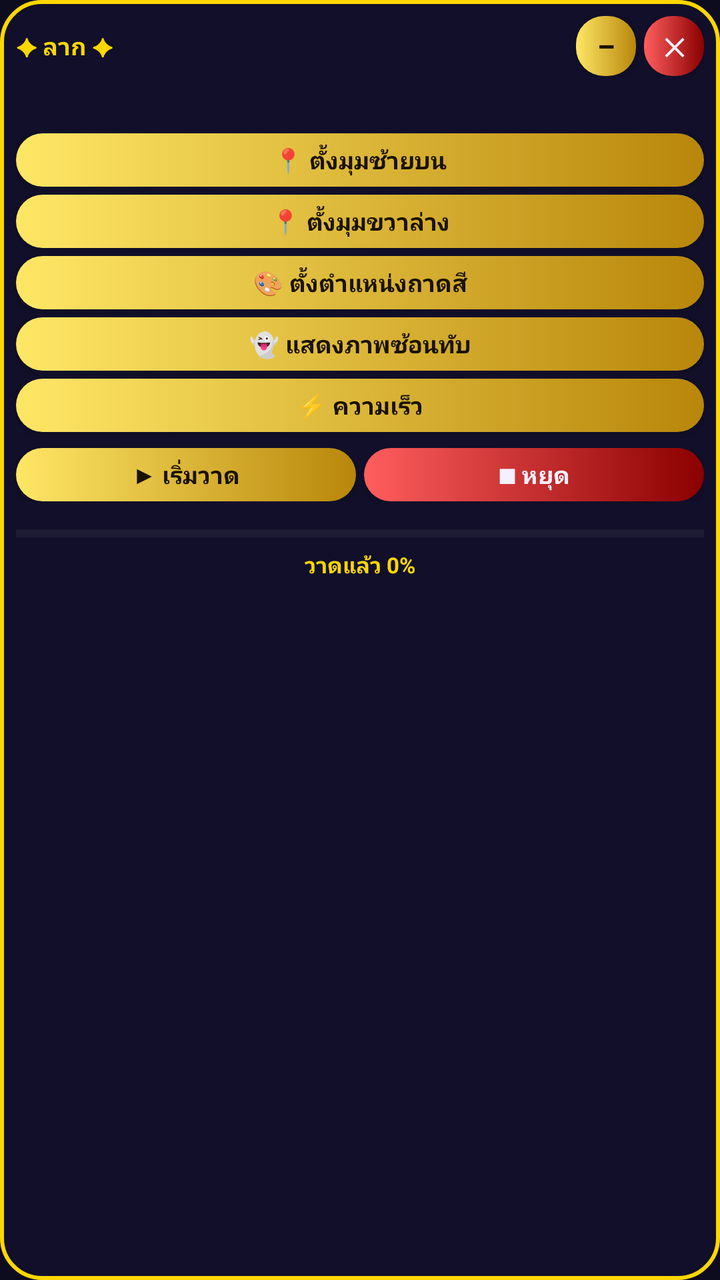
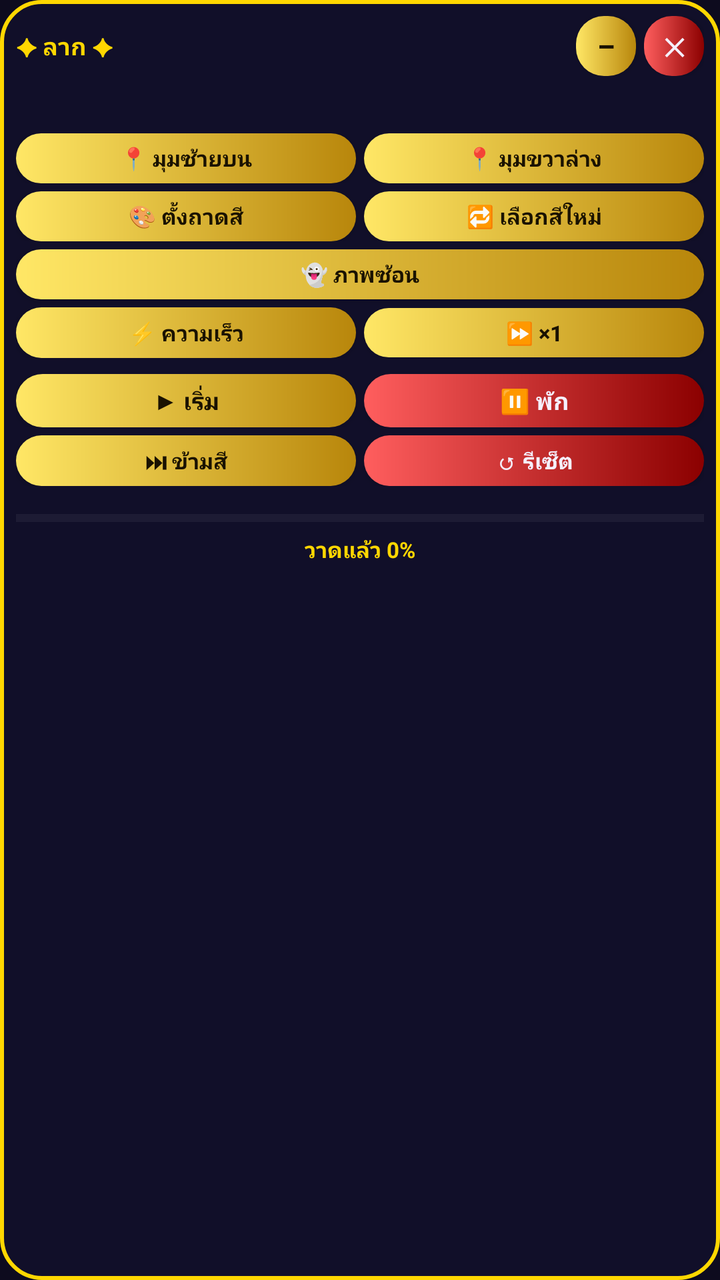

Two renders of the same Android screen: before a commit and after it. Below are the layout's source before the change and the commit's diff.
<!-- AndroidManifest.xml: application theme Theme.PixelAutoDrawer -->
<!-- res/layout/overlay_panel.xml -->
<?xml version="1.0" encoding="utf-8"?>
<LinearLayout xmlns:android="http://schemas.android.com/apk/res/android"
    android:layout_width="wrap_content"
    android:layout_height="wrap_content"
    android:background="@drawable/bg_panel"
    android:orientation="vertical"
    android:padding="8dp">

    <LinearLayout
        android:id="@+id/dragHandle"
        android:layout_width="match_parent"
        android:layout_height="wrap_content"
        android:gravity="center_vertical"
        android:orientation="horizontal"
        android:paddingBottom="6dp">

        <TextView
            android:layout_width="0dp"
            android:layout_height="wrap_content"
            android:layout_weight="1"
            android:text="✦ ลาก ✦"
            android:textColor="@color/gold"
            android:textSize="12sp"
            android:textStyle="bold" />

        <Button
            android:id="@+id/btnMin"
            style="@style/GoldButton"
            android:layout_width="30dp"
            android:layout_height="30dp"
            android:minHeight="0dp"
            android:padding="0dp"
            android:text="–"
            android:textSize="14sp" />

        <Button
            android:id="@+id/btnClose"
            style="@style/RedButton"
            android:layout_width="30dp"
            android:layout_height="30dp"
            android:layout_marginStart="4dp"
            android:minHeight="0dp"
            android:padding="0dp"
            android:text="✕"
            android:textSize="12sp" />
    </LinearLayout>

    <TextView
        android:id="@+id/tvStatus"
        android:layout_width="match_parent"
        android:layout_height="wrap_content"
        android:layout_marginBottom="4dp"
        android:textColor="@color/light"
        android:textSize="11sp" />

    <Button
        android:id="@+id/btnSetTopLeft"
        style="@style/GoldButton"
        android:layout_width="match_parent"
        android:layout_height="wrap_content"
        android:layout_marginTop="4dp"
        android:minHeight="0dp"
        android:paddingTop="5dp"
        android:paddingBottom="5dp"
        android:text="📍 ตั้งมุมซ้ายบน"
        android:textSize="12sp" />

    <Button
        android:id="@+id/btnSetBottomRight"
        style="@style/GoldButton"
        android:layout_width="match_parent"
        android:layout_height="wrap_content"
        android:layout_marginTop="4dp"
        android:minHeight="0dp"
        android:paddingTop="5dp"
        android:paddingBottom="5dp"
        android:text="📍 ตั้งมุมขวาล่าง"
        android:textSize="12sp" />

    <Button
        android:id="@+id/btnSetPalette"
        style="@style/GoldButton"
        android:layout_width="match_parent"
        android:layout_height="wrap_content"
        android:layout_marginTop="4dp"
        android:minHeight="0dp"
        android:paddingTop="5dp"
        android:paddingBottom="5dp"
        android:text="🎨 ตั้งตำแหน่งถาดสี"
        android:textSize="12sp" />

    <Button
        android:id="@+id/btnGhost"
        style="@style/GoldButton"
        android:layout_width="match_parent"
        android:layout_height="wrap_content"
        android:layout_marginTop="4dp"
        android:minHeight="0dp"
        android:paddingTop="5dp"
        android:paddingBottom="5dp"
        android:text="👻 แสดงภาพซ้อนทับ"
        android:textSize="12sp" />

    <Button
        android:id="@+id/btnSpeed"
        style="@style/GoldButton"
        android:layout_width="match_parent"
        android:layout_height="wrap_content"
        android:layout_marginTop="4dp"
        android:minHeight="0dp"
        android:paddingTop="5dp"
        android:paddingBottom="5dp"
        android:text="⚡ ความเร็ว"
        android:textSize="12sp" />

    <LinearLayout
        android:layout_width="match_parent"
        android:layout_height="wrap_content"
        android:layout_marginTop="8dp"
        android:orientation="horizontal">

        <Button
            android:id="@+id/btnStart"
            style="@style/GoldButton"
            android:layout_width="0dp"
            android:layout_height="wrap_content"
            android:layout_weight="1"
            android:minHeight="0dp"
            android:paddingTop="5dp"
            android:paddingBottom="5dp"
            android:text="▶ เริ่มวาด"
            android:textSize="12sp" />

        <Button
            android:id="@+id/btnStop"
            style="@style/RedButton"
            android:layout_width="0dp"
            android:layout_height="wrap_content"
            android:layout_marginStart="4dp"
            android:layout_weight="1"
            android:minHeight="0dp"
            android:paddingTop="5dp"
            android:paddingBottom="5dp"
            android:text="■ หยุด"
            android:textSize="12sp" />
    </LinearLayout>

    <ProgressBar
        android:id="@+id/progressBar"
        style="?android:attr/progressBarStyleHorizontal"
        android:layout_width="match_parent"
        android:layout_height="wrap_content"
        android:layout_marginTop="8dp"
        android:max="100"
        android:progress="0"
        android:progressBackgroundTint="#33FFFFFF"
        android:progressTint="@color/gold" />

    <TextView
        android:id="@+id/tvProgress"
        android:layout_width="match_parent"
        android:layout_height="wrap_content"
        android:gravity="center"
        android:text="วาดแล้ว 0%"
        android:textColor="@color/gold"
        android:textSize="11sp"
        android:textStyle="bold" />
</LinearLayout>
<!-- resources referenced by this layout -->
<resources>
  <color name="gold">#FFD700</color>
  <color name="light">#F5F0FF</color>
  <!-- drawable bg_panel (drawable) -->
  <?xml version="1.0" encoding="utf-8"?>
  <shape xmlns:android="http://schemas.android.com/apk/res/android"
      android:shape="rectangle">
      <solid android:color="#EE120F2A" />
      <stroke android:width="2dp" android:color="@color/gold" />
      <corners android:radius="20dp" />
  </shape>
  <style name="GoldButton">
          <item name="android:background">@drawable/btn_gold</item>
          <item name="android:textColor">@color/ink</item>
          <item name="android:textStyle">bold</item>
          <item name="android:textAllCaps">false</item>
          <item name="android:minHeight">48dp</item>
      </style>
  <style name="RedButton" parent="GoldButton">
          <item name="android:background">@drawable/btn_red</item>
          <item name="android:textColor">@color/light</item>
      </style>
  <style name="Theme.PixelAutoDrawer" parent="Theme.AppCompat.DayNight.NoActionBar">
          <item name="colorPrimary">@color/gold_dark</item>
          <item name="colorAccent">@color/gold</item>
          <item name="android:statusBarColor">#0D0B1E</item>
          <item name="android:windowBackground">#0D0B1E</item>
      </style>
  <!-- drawable btn_gold (drawable) -->
  <?xml version="1.0" encoding="utf-8"?>
  <ripple xmlns:android="http://schemas.android.com/apk/res/android"
      android:color="#FFF8DC">
      <item>
          <shape android:shape="rectangle">
              <gradient
                  android:angle="0"
                  android:startColor="#FFE766"
                  android:endColor="#B8860B" />
              <corners android:radius="14dp" />
          </shape>
      </item>
  </ripple>
  <color name="ink">#1A1200</color>
  <!-- drawable btn_red (drawable) -->
  <?xml version="1.0" encoding="utf-8"?>
  <ripple xmlns:android="http://schemas.android.com/apk/res/android"
      android:color="#FFCCCC">
      <item>
          <shape android:shape="rectangle">
              <gradient
                  android:angle="0"
                  android:startColor="@color/danger"
                  android:endColor="@color/danger_dark" />
              <corners android:radius="14dp" />
          </shape>
      </item>
  </ripple>
  <color name="gold_dark">#B8860B</color>
  <color name="danger">#FF5E5E</color>
  <color name="danger_dark">#8B0000</color>
</resources>

<!-- the commit's change to res/layout/overlay_panel.xml (unified diff, before → after) -->
@@ -53,8 +53,72 @@
         android:textColor="@color/light"
         android:textSize="11sp" />
 
+    <LinearLayout
+        android:layout_width="match_parent"
+        android:layout_height="wrap_content"
+        android:layout_marginTop="4dp"
+        android:orientation="horizontal">
+
+        <Button
+            android:id="@+id/btnSetTopLeft"
+            style="@style/GoldButton"
+            android:layout_width="0dp"
+            android:layout_height="wrap_content"
+            android:layout_weight="1"
+            android:minHeight="0dp"
+            android:paddingTop="5dp"
+            android:paddingBottom="5dp"
+            android:text="📍 มุมซ้ายบน"
+            android:textSize="11sp" />
+
+        <Button
+            android:id="@+id/btnSetBottomRight"
+            style="@style/GoldButton"
+            android:layout_width="0dp"
+            android:layout_height="wrap_content"
+            android:layout_marginStart="4dp"
+            android:layout_weight="1"
+            android:minHeight="0dp"
+            android:paddingTop="5dp"
+            android:paddingBottom="5dp"
+            android:text="📍 มุมขวาล่าง"
+            android:textSize="11sp" />
+    </LinearLayout>
+
+    <LinearLayout
+        android:layout_width="match_parent"
+        android:layout_height="wrap_content"
+        android:layout_marginTop="4dp"
+        android:orientation="horizontal">
+
+        <Button
+            android:id="@+id/btnSetPalette"
+            style="@style/GoldButton"
+            android:layout_width="0dp"
+            android:layout_height="wrap_content"
+            android:layout_weight="1"
+            android:minHeight="0dp"
+            android:paddingTop="5dp"
+            android:paddingBottom="5dp"
+            android:text="🎨 ตั้งถาดสี"
+            android:textSize="11sp" />
+
+        <Button
+            android:id="@+id/btnReselect"
+            style="@style/GoldButton"
+            android:layout_width="0dp"
+            android:layout_height="wrap_content"
+            android:layout_marginStart="4dp"
+            android:layout_weight="1"
+            android:minHeight="0dp"
+            android:paddingTop="5dp"
+            android:paddingBottom="5dp"
+            android:text="🔁 เลือกสีใหม่"
+            android:textSize="11sp" />
+    </LinearLayout>
+
     <Button
-        android:id="@+id/btnSetTopLeft"
+        android:id="@+id/btnGhost"
         style="@style/GoldButton"
         android:layout_width="match_parent"
         android:layout_height="wrap_content"
@@ -62,56 +126,40 @@
         android:minHeight="0dp"
         android:paddingTop="5dp"
         android:paddingBottom="5dp"
-        android:text="📍 ตั้งมุมซ้ายบน"
-        android:textSize="12sp" />
-
-    <Button
-        android:id="@+id/btnSetBottomRight"
-        style="@style/GoldButton"
-        android:layout_width="match_parent"
-        android:layout_height="wrap_content"
-        android:layout_marginTop="4dp"
-        android:minHeight="0dp"
-        android:paddingTop="5dp"
-        android:paddingBottom="5dp"
-        android:text="📍 ตั้งมุมขวาล่าง"
-        android:textSize="12sp" />
-
-    <Button
-        android:id="@+id/btnSetPalette"
-        style="@style/GoldButton"
-        android:layout_width="match_parent"
-        android:layout_height="wrap_content"
-        android:layout_marginTop="4dp"
-        android:minHeight="0dp"
-        android:paddingTop="5dp"
-        android:paddingBottom="5dp"
-        android:text="🎨 ตั้งตำแหน่งถาดสี"
-        android:textSize="12sp" />
-
-    <Button
-        android:id="@+id/btnGhost"
-        style="@style/GoldButton"
-        android:layout_width="match_parent"
-        android:layout_height="wrap_content"
-        android:layout_marginTop="4dp"
-        android:minHeight="0dp"
-        android:paddingTop="5dp"
-        android:paddingBottom="5dp"
-        android:text="👻 แสดงภาพซ้อนทับ"
-        android:textSize="12sp" />
-
-    <Button
-        android:id="@+id/btnSpeed"
-        style="@style/GoldButton"
-        android:layout_width="match_parent"
-        android:layout_height="wrap_content"
-        android:layout_marginTop="4dp"
-        android:minHeight="0dp"
-        android:paddingTop="5dp"
-        android:paddingBottom="5dp"
-        android:text="⚡ ความเร็ว"
-        android:textSize="12sp" />
+        android:text="👻 ภาพซ้อน"
+        android:textSize="11sp" />
+
+    <LinearLayout
+        android:layout_width="match_parent"
+        android:layout_height="wrap_content"
+        android:layout_marginTop="4dp"
+        android:orientation="horizontal">
+
+        <Button
+            android:id="@+id/btnSpeed"
+            style="@style/GoldButton"
+            android:layout_width="0dp"
+            android:layout_height="wrap_content"
+            android:layout_weight="1"
+            android:minHeight="0dp"
+            android:paddingTop="5dp"
+            android:paddingBottom="5dp"
+            android:text="⚡ ความเร็ว"
+            android:textSize="11sp" />
+
+        <Button
+            android:id="@+id/btnMult"
+            style="@style/GoldButton"
+            android:layout_width="0dp"
+            android:layout_height="wrap_content"
+            android:layout_marginStart="4dp"
+            android:layout_weight="1"
+            android:minHeight="0dp"
+            android:paddingTop="5dp"
+            android:paddingBottom="5dp"
+            android:text="⏩ ×1"
+            android:textSize="11sp" />
+    </LinearLayout>
 
     <LinearLayout
         android:layout_width="match_parent"
@@ -128,7 +176,7 @@
             android:minHeight="0dp"
             android:paddingTop="5dp"
             android:paddingBottom="5dp"
-            android:text="▶ เริ่มวาด"
+            android:text="▶ เริ่ม"
             android:textSize="12sp" />
 
         <Button
@@ -141,8 +189,40 @@
             android:minHeight="0dp"
             android:paddingTop="5dp"
             android:paddingBottom="5dp"
-            android:text="■ หยุด"
+            android:text="⏸ พัก"
             android:textSize="12sp" />
+    </LinearLayout>
+
+    <LinearLayout
+        android:layout_width="match_parent"
+        android:layout_height="wrap_content"
+        android:layout_marginTop="4dp"
+        android:orientation="horizontal">
+
+        <Button
+            android:id="@+id/btnSkip"
+            style="@style/GoldButton"
+            android:layout_width="0dp"
+            android:layout_height="wrap_content"
+            android:layout_weight="1"
+            android:minHeight="0dp"
+            android:paddingTop="5dp"
+            android:paddingBottom="5dp"
+            android:text="⏭ ข้ามสี"
+            android:textSize="11sp" />
+
+        <Button
+            android:id="@+id/btnReset"
+            style="@style/RedButton"
+            android:layout_width="0dp"
+            android:layout_height="wrap_content"
+            android:layout_marginStart="4dp"
+            android:layout_weight="1"
+            android:minHeight="0dp"
+            android:paddingTop="5dp"
+            android:paddingBottom="5dp"
+            android:text="↺ รีเซ็ต"
+            android:textSize="11sp" />
     </LinearLayout>
 
     <ProgressBar
